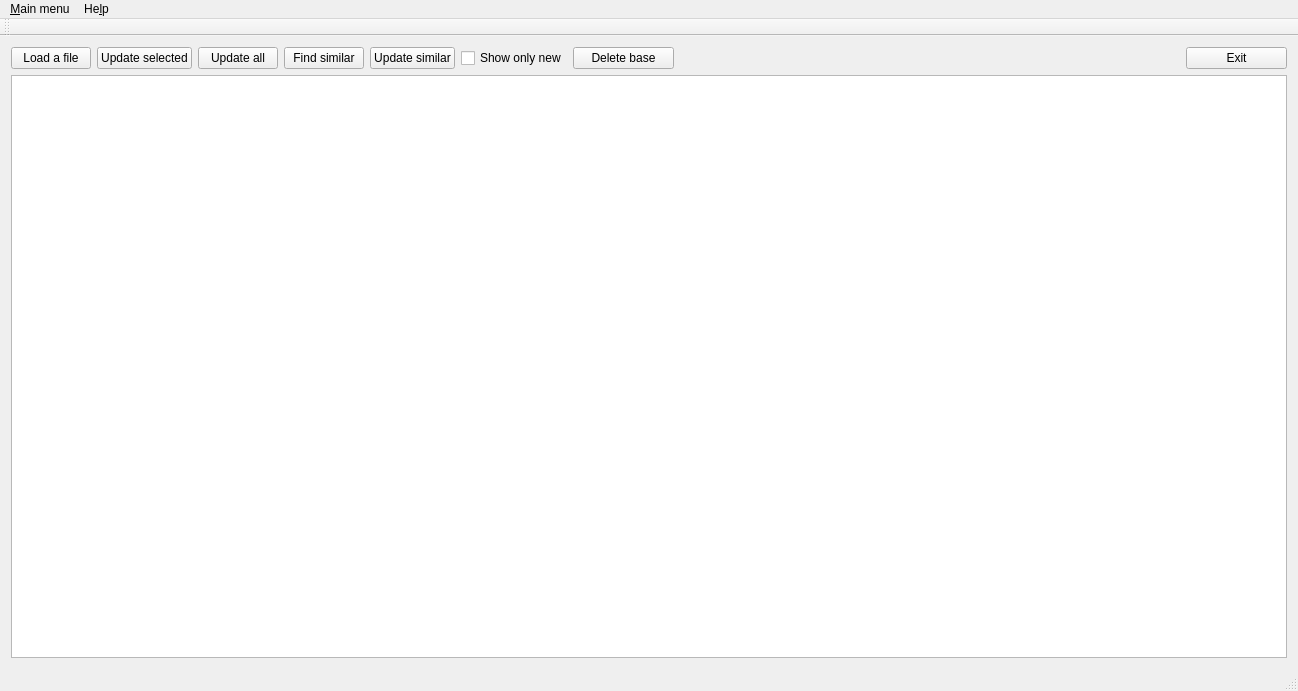
forGGe/fast-gys, file app/mainwindow.ui: the form before one commit.
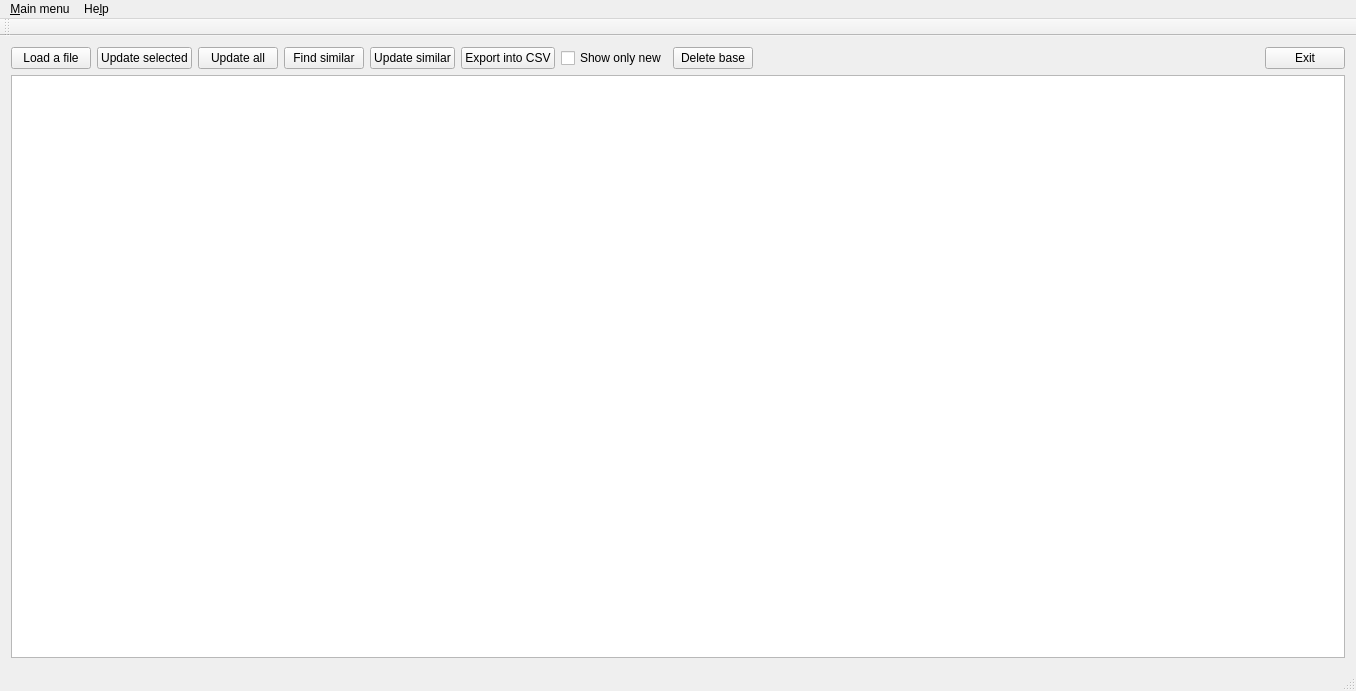
The form after the commit.

Commit message: [#32] Adding "Export into CSV" button without functionality

```diff
--- a/app/mainwindow.ui
+++ b/app/mainwindow.ui
@@ -96,6 +96,13 @@
         </property>
        </widget>
       </item>
+      <item>
+       <widget class="QPushButton" name="btnExportFile">
+        <property name="text">
+         <string>Export into CSV</string>
+        </property>
+       </widget>
+      </item>
      </layout>
     </item>
     <item row="0" column="3">
@@ -136,7 +143,7 @@
      <x>0</x>
      <y>0</y>
      <width>1298</width>
-     <height>19</height>
+     <height>21</height>
     </rect>
    </property>
    <widget class="QMenu" name="menuGrow_Your_Sales">
```
The commit also changes 4 other files.
